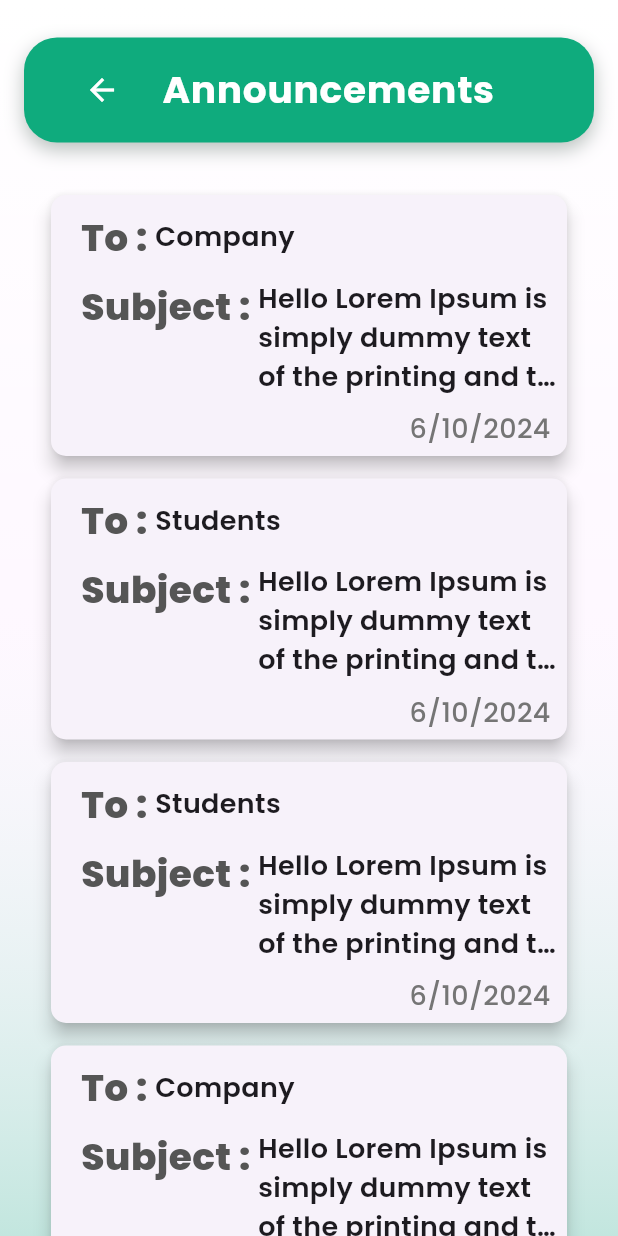
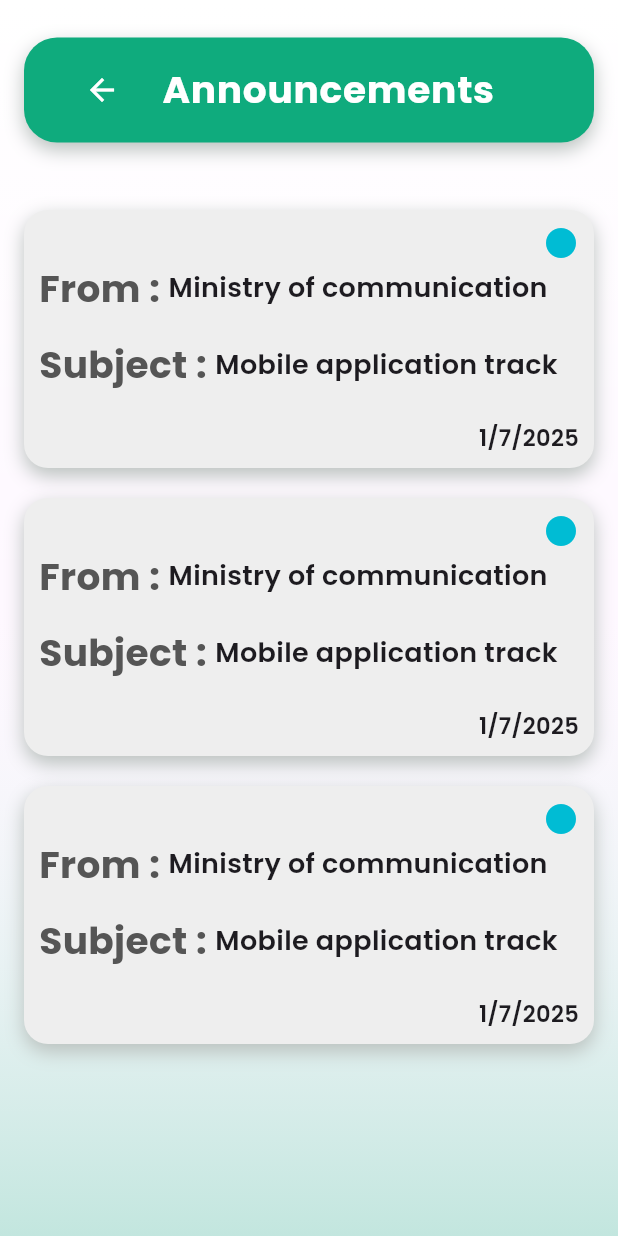
Before and after one commit to MoAbdullahConQ/DEPI-LMS, a Flutter app: the RecieveAnnouncementStudentView screen opened by its route, on a phone screen of 412 x 824 dp. Run offline on Flutter 3.47's test engine with Material 3 defaults, Android fonts, the phone set to English and light mode, and no system bars; our stand-ins replace curved_navigation_bar, font_awesome_flutter, go_router, google_fonts, percent_indicator.

Commit message:
Announcement Feature Done

```diff
--- a/lib/Features/Announcement/presentation/views/recieve_announcement_student_view.dart
+++ b/lib/Features/Announcement/presentation/views/recieve_announcement_student_view.dart
@@ -1,26 +1,14 @@
-import 'package:depi_lms/Features/Announcement/presentation/views/widgets/revieve_announcements_view_body.dart';
-import 'package:depi_lms/constant.dart';
+import 'package:depi_lms/Features/Announcement/presentation/views/widgets/recieve_announcement_student_view_body.dart';
 import 'package:flutter/material.dart';
-import 'package:go_router/go_router.dart';
 
 class RecieveAnnouncementStudentView extends StatelessWidget {
   const RecieveAnnouncementStudentView({super.key});
 
   @override
   Widget build(BuildContext context) {
-    return Scaffold(
+    return const Scaffold(
       body: SafeArea(
-        child: RecieveAnnouncementsViewBody(
-
-          leading: IconButton(
-              onPressed: () {
-                GoRouter.of(context).pop();
-              },
-              icon: const Icon(
-                Icons.arrow_back,
-                color: kWhite,
-              )),
-        ),
+        child: RecieveAnnouncementStudentViewBody(),
       ),
     );
   }
--- a/lib/Features/Announcement/presentation/views/widgets/announcement_card_list_view.dart
+++ b/lib/Features/Announcement/presentation/views/widgets/announcement_card_list_view.dart
@@ -10,6 +10,7 @@ class AnnouncementCardListView extends StatelessWidget {
   Widget build(BuildContext context) {
     return ListView.builder(
         padding: const EdgeInsets.symmetric(vertical: 10),
+
         itemCount: announcementCardList.length,
         itemBuilder: (context, index) {
           return announcementCardList[index];
--- /dev/null
+++ b/lib/Features/Announcement/presentation/views/widgets/from_and_subject_announcement.dart
@@ -0,0 +1,67 @@
+import 'package:depi_lms/Features/Authentication/presentation/views/widgets/custom_shadow.dart';
+import 'package:depi_lms/constant.dart';
+import 'package:depi_lms/core/utils/styles.dart';
+import 'package:flutter/material.dart';
+
+class FromAndSubjectAnnouncement extends StatelessWidget {
+  const FromAndSubjectAnnouncement({super.key, this.onTap});
+
+  final void Function()? onTap;
+  @override
+  Widget build(BuildContext context) {
+    return GestureDetector(
+      onTap: onTap,
+      child: CustomShadow(
+          color: kGrey.shade200,
+          borderRadius: BorderRadius.circular(16),
+          padding: const EdgeInsets.symmetric(horizontal: 10, vertical: 10),
+          margin: const EdgeInsets.symmetric(vertical: 10),
+          child: Column(
+            children: [
+              const Align(
+                alignment: Alignment.topRight,
+                child: Icon(
+                  Icons.circle,
+                  color: Color(0xff00BCD4),
+                ),
+              ),
+              Row(
+                children: [
+                  Text(
+                    'From : ',
+                    style: Styles.textStyle25.copyWith(color: kText),
+                  ),
+                  Text(
+                    'Ministry of communication',
+                    style: Styles.text18StyleW600,
+                  ),
+                  // const Spacer(),
+                ],
+              ),
+              const SizedBox(height: 15),
+              Row(
+                children: [
+                  Text(
+                    'Subject : ',
+                    style: Styles.textStyle25.copyWith(color: kText),
+                  ),
+                  Text(
+                    'Mobile application track ',
+                    style: Styles.text18StyleW600,
+                  ),
+                ],
+              ),
+              Container(
+                margin: const EdgeInsets.only(top: 20),
+                alignment: Alignment.bottomRight,
+                child: Text(
+                  /*"${record.date} "*/
+                  "1/7/2025",
+                  style: Styles.text15Stylew600,
+                ),
+              ),
+            ],
+          )),
+    );
+  }
+}
--- /dev/null
+++ b/lib/Features/Announcement/presentation/views/widgets/recieve_announcement_student_view_body.dart
@@ -0,0 +1,67 @@
+import 'package:depi_lms/Features/Announcement/presentation/views/widgets/announcement_card_list_view.dart';
+import 'package:depi_lms/Features/Announcement/presentation/views/widgets/from_and_subject_announcement.dart';
+import 'package:depi_lms/Features/Authentication/presentation/views/widgets/grediant_background.dart';
+import 'package:depi_lms/Features/Home/presentation/views/widgets/app_bar_list_tile.dart';
+import 'package:depi_lms/constant.dart';
+import 'package:depi_lms/core/utils/app_router.dart';
+import 'package:flutter/material.dart';
+import 'package:go_router/go_router.dart';
+
+class RecieveAnnouncementStudentViewBody extends StatelessWidget {
+  const RecieveAnnouncementStudentViewBody({super.key});
+
+  @override
+  Widget build(BuildContext context) {
+
+    final List<Widget> announcementCardList = [
+      FromAndSubjectAnnouncement(onTap: () {
+        GoRouter.of(context).push(
+          AppRouter.kDetalisAnnouncementStudentView,
+        );
+      }),
+      FromAndSubjectAnnouncement(onTap: () {
+        GoRouter.of(context).push(
+          AppRouter.kDetalisAnnouncementStudentView,
+        );
+      }),
+      FromAndSubjectAnnouncement(onTap: () {
+        GoRouter.of(context).push(
+          AppRouter.kDetalisAnnouncementStudentView,
+        );
+      }),
+    ];
+
+    return GradientBackground(
+      child: Padding(
+        padding: const EdgeInsets.only(left: 16, right: 16, top: 25),
+        child: Column(
+          children: [
+            AppBarListTile(
+              title: 'Announcements',
+              edgeInsets: const EdgeInsets.only(top: 7, bottom: 7, left: 16),
+              onTap: () {
+                GoRouter.of(context)
+                    .push(AppRouter.kCreateAnnouncementMinistryView);
+              },
+              leading: IconButton(
+                onPressed: () {
+                  GoRouter.of(context).pop();
+                },
+                icon: const Icon(
+                  Icons.arrow_back,
+                  color: kWhite,
+                ),
+              ),
+            ),
+            const SizedBox(height: 25),
+            Expanded(
+              child: AnnouncementCardListView(
+                announcementCardList: announcementCardList,
+              ),
+            ),
+          ],
+        ),
+      ),
+    );
+  }
+}
--- a/lib/Features/Setting/presentation/views/widgets/account_setting_student_view_body.dart
+++ b/lib/Features/Setting/presentation/views/widgets/account_setting_student_view_body.dart
@@ -21,7 +21,6 @@ class AccountSettingStudentViewBody extends StatelessWidget {
             AppBarListTile(
               title: 'Edit Profile',
               edgeInsets: const EdgeInsets.symmetric(vertical: 7),
-              bill: true,
               leading: IconButton(
                   onPressed: () {
                     GoRouter.of(context).pop();
--- a/lib/Features/TracksCourses/presentation/views/widgets/details_course_student_view_body.dart
+++ b/lib/Features/TracksCourses/presentation/views/widgets/details_course_student_view_body.dart
@@ -20,7 +20,6 @@ class DetailsCourseStudentViewBody extends StatelessWidget {
           children: [
             AppBarListTile(
               title: 'Technical',
-              bill: true,
               edgeInsets: const EdgeInsets.symmetric(vertical: 7),
               leading: IconButton(
                   onPressed: () {
--- a/lib/Features/TracksCourses/presentation/views/widgets/recording_technical_courses_student_view_body.dart
+++ b/lib/Features/TracksCourses/presentation/views/widgets/recording_technical_courses_student_view_body.dart
@@ -19,7 +19,6 @@ class RecordingTechnicalCoursesStudentViewBody extends StatelessWidget {
           children: [
             AppBarListTile(
               title: 'Recordings',
-              bill: true,
               edgeInsets: const EdgeInsets.symmetric(vertical: 7),
               leading: IconButton(
                   onPressed: () {
--- a/lib/core/utils/app_router.dart
+++ b/lib/core/utils/app_router.dart
@@ -2,6 +2,7 @@ import 'package:depi_lms/Features/Announcement/presentation/views/announcement_m
 import 'package:depi_lms/Features/Announcement/presentation/views/create_announcement_company_view.dart';
 import 'package:depi_lms/Features/Announcement/presentation/views/create_announcement_ministry_view.dart';
 import 'package:depi_lms/Features/Announcement/presentation/views/detalis_announcement_ministry_view.dart';
+import 'package:depi_lms/Features/Announcement/presentation/views/detalis_announcement_student_view.dart';
 import 'package:depi_lms/Features/Announcement/presentation/views/recieve_announcement_company_view.dart';
 import 'package:depi_lms/Features/Announcement/presentation/views/recieve_announcement_student_view.dart';
 import 'package:depi_lms/Features/Announcement/presentation/views/send_recieve_announcement_company_view.dart';
@@ -118,6 +119,7 @@ abstract class AppRouter {
   static const kCreateAnnouncementCompanyView = '/createAnnouncementCompanyView';
   static const kRecieveAnnouncementView = '/recieveAnnouncementView';
   static const kRecieveAnnouncementStudentView = '/recieveAnnouncementStudentView';
+  static const kDetalisAnnouncementStudentView = '/detalisAnnouncementStudentView';
 
   static final routers = GoRouter(
     routes: [
@@ -395,6 +397,11 @@ abstract class AppRouter {
           builder: (context, state) {
             return const RecieveAnnouncementStudentView();
           }),
+      GoRoute(
+          path: kDetalisAnnouncementStudentView,
+          builder: (context, state) {
+            return const DetalisAnnouncementStudentView();
+          }),
     ],
   );
 }
```
Also changed, not shown: lib/Features/Announcement/presentation/views/detalis_announcement_student_view.dart (added, +14 -0 lines), lib/Features/Announcement/presentation/views/widgets/detalis_announcement_student_view_body.dart (added, +59 -0 lines), lib/Features/Announcement/presentation/views/widgets/part1_of_body_of_announcement_detils.dart (added, +39 -0 lines).
